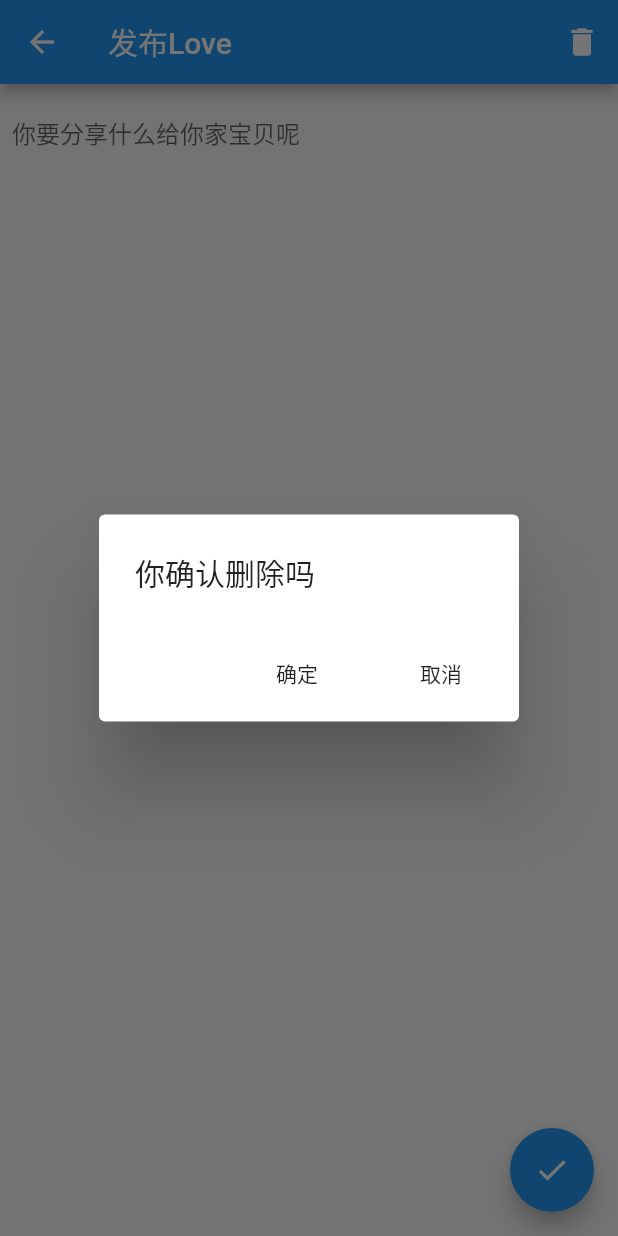
After one commit to Baby1021/fultter, a Flutter app: the LoveDetailPage screen opened directly, after a tap on the "delete" icon, on a phone screen of 412 x 824 dp. The commit adds this screen. Run offline on Flutter 3.47's test engine with Material 2 defaults, Android fonts, the phone set to English and light mode, and no system bars; our stand-ins replace dio, shared_preferences; accounts and stored records are empty.

Commit message:
Love的添加、删除和更新

```diff
--- /dev/null
+++ b/lib/bean/love.dart
@@ -0,0 +1,16 @@
+import 'dart:core';
+
+import 'package:baby/User.dart';
+
+class Love {
+  final int id;
+  final String content;
+  final User user;
+
+  Love(this.id, this.content, this.user);
+
+  Love.fromJson(Map<String, dynamic> json)
+      : id = json["id"],
+        content = json['content'],
+        user = User.fromJson(json['user']);
+}
--- /dev/null
+++ b/lib/love/LoveDetailPage.dart
@@ -0,0 +1,154 @@
+import 'dart:convert';
+
+import 'package:baby/bean/love.dart';
+import 'package:baby/http/api.dart';
+import 'package:flutter/material.dart';
+import 'package:flutter/services.dart';
+
+class LoveDetailPage extends StatefulWidget {
+  LoveDetailPage({Key key, this.title}) : super(key: key);
+
+  final String title;
+
+  @override
+  _MyHomePageState createState() => _MyHomePageState();
+}
+
+class _MyHomePageState extends State<LoveDetailPage> {
+  static const argumentChannel =
+      const MethodChannel("app.channel.page.argument");
+
+  Love love = null;
+  String userId = null;
+
+  @override
+  void initState() {
+    super.initState();
+    getArgument();
+  }
+
+  void getArgument() async {
+    String argument = await argumentChannel.invokeMethod("getArgument");
+    var json = jsonDecode(argument);
+    Map<String, dynamic> temp = json['love'];
+
+    if (temp != null) {
+      setState(() {
+        love = Love.fromJson(temp);
+      });
+    }
+    setState(() {
+      userId = json['userId'];
+    });
+  }
+
+  _addLove() async {
+    if (love == null) {
+      await Service.getInstance().addLove(_controller.text, userId);
+    } else {
+      await Service.getInstance().updateLove(love.id, _controller.text, userId);
+    }
+    _back();
+  }
+
+  void _confirmDelete() async {
+    showDialog(
+        context: context,
+        builder: (_) => new AlertDialog(
+              title: new Text('你确认删除吗'),
+              contentPadding: EdgeInsets.all(0),
+              actions: <Widget>[
+                new FlatButton(
+                  onPressed: _delete,
+                  child: new Text('确定'),
+                  padding: EdgeInsets.all(1),
+                ),
+                new FlatButton(
+                  onPressed: () => Navigator.pop(context),
+                  child: new Text('取消'),
+                ),
+              ],
+            ));
+  }
+
+  void _delete() async {
+    if (love == null) {
+      return;
+    }
+    await Service.getInstance().deleteLove(love.id);
+    _back();
+  }
+
+  void _back() async {
+    SystemNavigator.pop();
+  }
+
+  Future<bool> _systemBack() async {
+    _back();
+    return Future.value(false);
+  }
+
+  final TextEditingController _controller = new TextEditingController();
+
+  @override
+  Widget build(BuildContext context) {
+    return WillPopScope(
+      onWillPop: _systemBack,
+      child: Scaffold(
+        appBar: AppBar(
+          title: Text(widget.title),
+
+          leading: new IconButton(
+            icon: Icon(Icons.arrow_back),
+            onPressed: _back,
+          ),
+
+          // 右边按钮
+          actions: <Widget>[
+            IconButton(
+              icon: Icon(Icons.delete),
+              tooltip: "删除",
+              onPressed: _confirmDelete,
+            ),
+          ],
+        ),
+        body: Center(
+          child: Column(
+            mainAxisAlignment: MainAxisAlignment.start,
+            children: <Widget>[
+              Padding(
+                padding: const EdgeInsets.all(8.0),
+                child: new TextField(
+                  autofocus: true,
+                  maxLines: 8,
+                  style: TextStyle(fontSize: 16.0, color: Colors.black87),
+                  cursorWidth: 1.5,
+                  controller: _controller,
+                  cursorRadius: Radius.circular(1.0),
+                  decoration: InputDecoration(
+                    border: InputBorder.none,
+                    hintText: '你要分享什么给你家宝贝呢',
+                    hintStyle: TextStyle(),
+                  ),
+                ),
+              ),
+            ],
+          ),
+        ),
+        floatingActionButton: FloatingActionButton(
+          onPressed: _addLove,
+          tooltip: 'Increment',
+          child: Icon(Icons.done),
+        ),
+      ),
+    );
+  }
+
+  void showTestDialog(String message) {
+    showDialog(
+        context: context,
+        child: new AlertDialog(
+          content: new Text(message),
+        ));
+  }
+}
--- a/pubspec.yaml
+++ b/pubspec.yaml
@@ -20,6 +20,7 @@ dependencies:
   flutter:
     sdk: flutter
   dio: 1.0.13
+  shared_preferences: ^0.4.3
 
   # The following adds the Cupertino Icons font to your application.
   # Use with the CupertinoIcons class for iOS style icons.
@@ -78,5 +79,5 @@ flutter:
   # They also do not have any bearing on your native host application's
   # identifiers, which may be completely independent or the same as these.
   module:
-    androidPackage: com.example.teamworkflutter
+    androidPackage: com.laiyuanwen.android.baby
     iosBundleIdentifier: com.example.teamworkFlutter
```
Also changed, not shown: lib/http/api.dart (+43 -2 lines), lib/main.dart (+3 -199 lines), lib/bean/task.dart (renamed from lib/task.dart), pubspec.lock.
